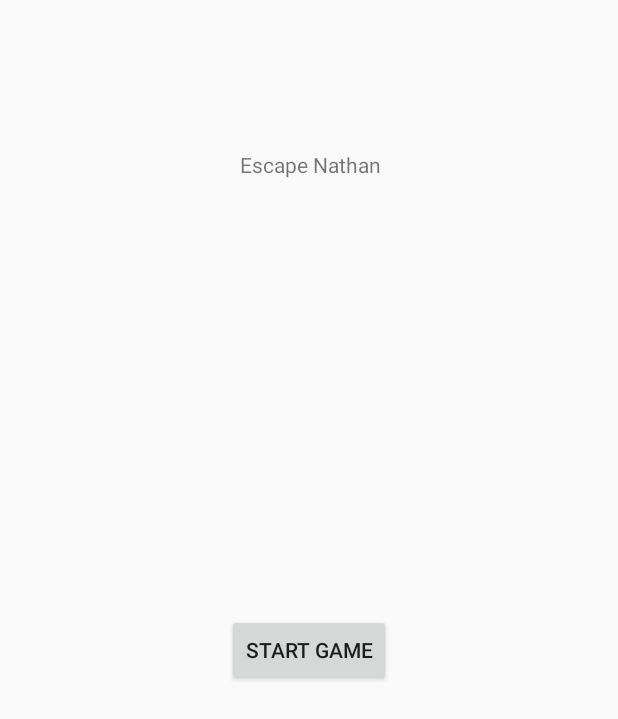
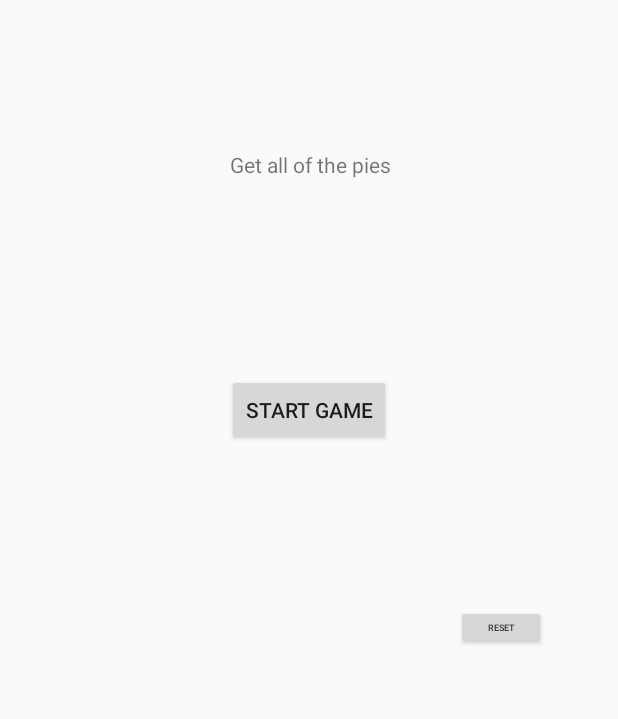
Before and after one commit to JamesBrowning1991/CountlessPies, an Android app: the screen it shows after launch (MainActivity), on a phone screen of 412 x 824 dp. Shown: the top 719 px of the screen. Run offline under Robolectric (Android 15) with nearby library versions, the phone set to English and light mode, and no system bars.

Commit message:
Added SQLite db to game so that scores can be saved locally Takes players name when game is exited and stores score to display on main page.

```diff
--- a/app/build.gradle
+++ b/app/build.gradle
@@ -27,4 +27,5 @@ dependencies {
     compile 'com.android.support:appcompat-v7:25.3.1'
     compile 'com.android.support.constraint:constraint-layout:1.0.2'
     testCompile 'junit:junit:4.12'
+    implementation 'com.android.support:design:25.4.0'
 }
--- a/app/src/main/java/com/example/jamesbrowning/countlesspies/GameplayActivity.java
+++ b/app/src/main/java/com/example/jamesbrowning/countlesspies/GameplayActivity.java
@@ -1,6 +1,7 @@
 package com.example.jamesbrowning.countlesspies;
 
 import android.app.Activity;
+import android.content.Intent;
 import android.os.Bundle;
 import android.view.MotionEvent;
 import android.view.View;
@@ -40,6 +41,9 @@ public class GameplayActivity extends Activity {
 
     @Override
     public void onBackPressed() {
+        Intent resultIntent = new Intent();
+        resultIntent.putExtra("score", msv.score);
+        setResult(Activity.RESULT_OK, resultIntent);
         finish();
     }
 
--- a/app/src/main/java/com/example/jamesbrowning/countlesspies/Movement.java
+++ b/app/src/main/java/com/example/jamesbrowning/countlesspies/Movement.java
@@ -80,9 +80,11 @@ public class Movement {
 
     public static void checkContactWithEnemy(MySurfaceView msv) {
         if (isThereEnemyContact(msv)) {
-            setPositionValues(msv);
-            setPositions(msv);
             msv.lives = msv.lives > 0 ? msv.lives-1 : msv.lives;
+            if (msv.lives > 0){
+                setPositionValues(msv);
+                setPositions(msv);
+            }
         }
     }
 
--- /dev/null
+++ b/app/src/main/java/com/example/jamesbrowning/countlesspies/MyDBHandler.java
@@ -0,0 +1,83 @@
+package com.example.jamesbrowning.countlesspies;
+
+import android.content.ContentValues;
+import android.content.Context;
+import android.database.Cursor;
+import android.database.sqlite.SQLiteDatabase;
+import android.database.sqlite.SQLiteOpenHelper;
+
+public class MyDBHandler extends SQLiteOpenHelper{
+
+    private static final int DATABASE_VERSION = 1;
+    private static final String DATABASE_Name = "players.db";
+    public static final String TABLE_PLAYERS = "players";
+    public static final String COLUMN_ID = "_id";
+    public static final String COLUMN_PLAYERNAME = "playername";
+    public static final String COLUMN_SCORE = "score";
+
+    public MyDBHandler(Context context, String name, SQLiteDatabase.CursorFactory factory, int version) {
+        super(context, DATABASE_Name, factory, DATABASE_VERSION);
+    }
+
+    @Override
+    public void onCreate(SQLiteDatabase db) {
+        String query = "CREATE TABLE " + TABLE_PLAYERS + "(" +
+                COLUMN_ID + " INTEGER PRIMARY KEY AUTOINCREMENT, " +
+                COLUMN_PLAYERNAME + " TEXT," + COLUMN_SCORE + " INT" +
+                ");";
+        db.execSQL(query);
+    }
+
+    @Override
+    public void onUpgrade(SQLiteDatabase db, int oldVersion, int newVersion) {
+        db.execSQL("DROP TABLE IF EXISTS " + TABLE_PLAYERS);
+        onCreate(db);
+    }
+
+    // Add a new row to the database
+    public void addPlayer(Player player) {
+        ContentValues values = new ContentValues();
+        values.put(COLUMN_PLAYERNAME, player.get_playername());
+        values.put(COLUMN_SCORE, player.get_score());
+        SQLiteDatabase db = getWritableDatabase();
+        db.insert(TABLE_PLAYERS, null, values);
+        db.close();
+    }
+
+    // Delete all players from the database
+    public void deleteAll() {
+        SQLiteDatabase db = getWritableDatabase();
+        String query = "DELETE FROM " + TABLE_PLAYERS + " WHERE 1;";
+        db.execSQL(query);
+    }
+
+    // Delete a player from the database
+    public void deletePlayer(String playerName) {
+        SQLiteDatabase db = getWritableDatabase();
+        db.execSQL("DELETE FROM " + TABLE_PLAYERS + " WHERE " + COLUMN_PLAYERNAME + "=\"" + playerName + "\";");
+    }
+
+    // Print out the database as a string
+    public String databaseToString() {
+        String dbString = "";
+        SQLiteDatabase db = getWritableDatabase();
+        String query = "SELECT * FROM " + TABLE_PLAYERS + " WHERE 1;";
+
+        // Cursor point to a location in your results
+        Cursor c = db.rawQuery(query, null);
+        // Move to the first row in your results
+        c.moveToFirst();
+
+        while (!c.isAfterLast()) {
+            if(c.getString(c.getColumnIndex(COLUMN_PLAYERNAME))!=null) {
+                dbString += c.getString(c.getColumnIndex(COLUMN_PLAYERNAME));
+                dbString += ": ";
+                dbString += c.getString(c.getColumnIndex(COLUMN_SCORE));
+                dbString += "\n";
+            }
+            c.moveToNext();
+        }
+        db.close();
+        return dbString;
+    }
+}
--- a/app/src/main/res/layout/activity_main.xml
+++ b/app/src/main/res/layout/activity_main.xml
@@ -14,14 +14,14 @@
         android:layout_marginBottom="8dp"
         android:layout_marginLeft="8dp"
         android:layout_marginRight="8dp"
+        android:layout_marginTop="8dp"
         android:text="Start Game"
         app:layout_constraintBottom_toBottomOf="parent"
         app:layout_constraintHorizontal_bias="0.501"
         app:layout_constraintLeft_toLeftOf="parent"
         app:layout_constraintRight_toRightOf="parent"
-        android:layout_marginTop="8dp"
         app:layout_constraintTop_toBottomOf="@+id/textView"
-        app:layout_constraintVertical_bias="0.44" />
+        app:layout_constraintVertical_bias="0.19" />
 
     <TextView
         android:id="@+id/textView"
@@ -30,9 +30,43 @@
         android:layout_marginLeft="8dp"
         android:layout_marginRight="8dp"
         android:layout_marginTop="100dp"
-        android:text="Escape Nathan"
+        android:text="Get all of the pies"
         app:layout_constraintHorizontal_bias="0.503"
         app:layout_constraintLeft_toLeftOf="parent"
         app:layout_constraintRight_toRightOf="parent"
         app:layout_constraintTop_toTopOf="parent" />
+
+    <TextView
+        android:id="@+id/displayScores"
+        android:layout_width="100dp"
+        android:layout_height="wrap_content"
+        android:layout_marginBottom="8dp"
+        android:layout_marginEnd="8dp"
+        android:layout_marginStart="8dp"
+        android:layout_marginTop="16dp"
+        android:text="Highscores:\n"
+        android:textAlignment="center"
+        app:layout_constraintBottom_toBottomOf="parent"
+        app:layout_constraintEnd_toEndOf="parent"
+        app:layout_constraintHorizontal_bias="0.501"
+        app:layout_constraintStart_toStartOf="parent"
+        app:layout_constraintTop_toBottomOf="@+id/launchGameButton"
+        app:layout_constraintVertical_bias="0.19999999" />
+
+    <Button
+        android:id="@+id/resetScores"
+        android:layout_width="60dp"
+        android:layout_height="30dp"
+        android:layout_marginBottom="8dp"
+        android:layout_marginEnd="8dp"
+        android:layout_marginStart="8dp"
+        android:layout_marginTop="16dp"
+        android:text="Reset"
+        android:textSize="6sp"
+        app:layout_constraintBottom_toBottomOf="parent"
+        app:layout_constraintEnd_toEndOf="parent"
+        app:layout_constraintStart_toEndOf="@+id/displayScores"
+        app:layout_constraintTop_toBottomOf="@+id/launchGameButton"
+        app:layout_constraintVertical_bias="0.19" />
+
 </android.support.constraint.ConstraintLayout>
--- a/build.gradle
+++ b/build.gradle
@@ -3,9 +3,10 @@
 buildscript {
     repositories {
         jcenter()
+        google()
     }
     dependencies {
-        classpath 'com.android.tools.build:gradle:3.0.0'
+        classpath 'com.android.tools.build:gradle:3.0.1'
 
         // NOTE: Do not place your application dependencies here; they belong
         // in the individual module build.gradle files
@@ -15,6 +16,7 @@ buildscript {
 allprojects {
     repositories {
         jcenter()
+        google()
     }
 }
 
```
Also changed, not shown: app/src/main/java/com/example/jamesbrowning/countlesspies/MainActivity.java (+106 -1 lines), app/src/main/java/com/example/jamesbrowning/countlesspies/MySurfaceView.java (+11 -6 lines), app/src/main/java/com/example/jamesbrowning/countlesspies/Player.java (added, +40 -0 lines), 1 other file.
